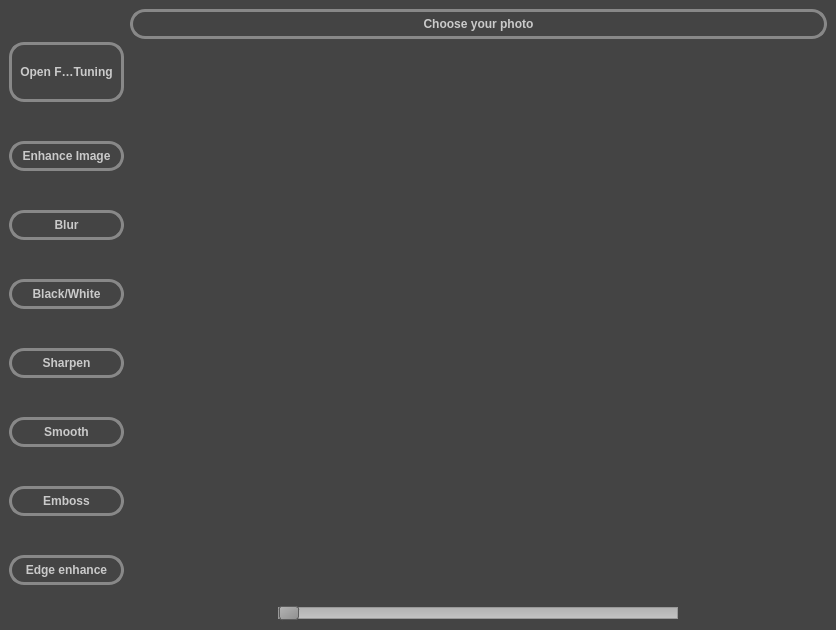
First picture: the form in untitled.ui, repository XBOPb/photo_editor, before the edit.
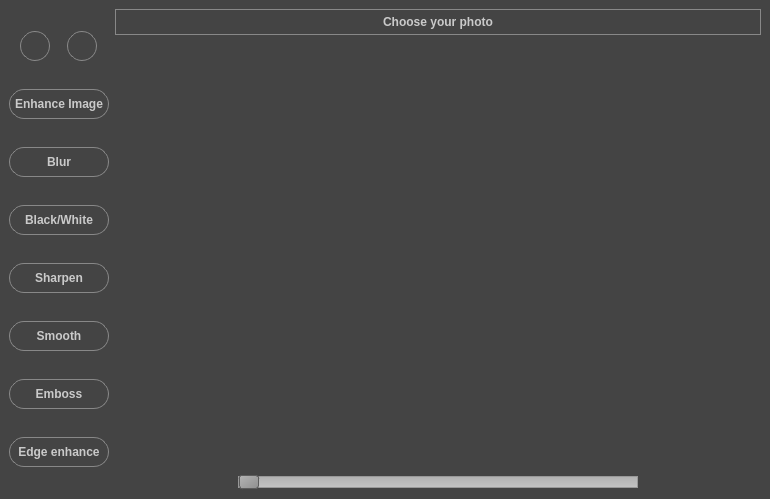
Second picture: the form after the edit. Icons and pictures are not drawn.

Commit message: added undo redo options

Patch:
```diff
--- a/untitled.ui
+++ b/untitled.ui
@@ -6,8 +6,8 @@
    <rect>
     <x>0</x>
     <y>0</y>
-    <width>836</width>
-    <height>630</height>
+    <width>770</width>
+    <height>499</height>
    </rect>
   </property>
   <property name="windowTitle">
@@ -26,54 +26,82 @@
       <item>
        <layout class="QVBoxLayout" name="verticalLayout_4">
         <item>
-         <widget class="QToolButton" name="blur_2">
+         <layout class="QGridLayout" name="gridLayout_2">
+          <item row="0" column="0">
+           <widget class="QPushButton" name="undo">
           <property name="minimumSize">
            <size>
-            <width>115</width>
+              <width>0</width>
             <height>0</height>
            </size>
           </property>
           <property name="maximumSize">
            <size>
-            <width>115</width>
-            <height>60</height>
+              <width>30</width>
+              <height>30</height>
            </size>
           </property>
           <property name="styleSheet">
-           <string notr="true">QToolButton {
+             <string notr="true">QPushButton {
 	color: #CACACA;
 	font-weight: bold;
-	border: 3px solid white;
+	border: 1px solid white;
     border-color: #888888;
 	padding: 5px;
     border-radius: 15px;
     background-color: #444444;
-    min-width: 80px;
 }</string>
           </property>
           <property name="text">
-           <string>Open Fine Tuning</string>
+             <string/>
           </property>
           <property name="icon">
            <iconset>
-            <normaloff>crown.png</normaloff>crown.png</iconset>
-          </property>
-          <property name="iconSize">
+              <normaloff>undo.png</normaloff>undo.png</iconset>
+            </property>
+           </widget>
+          </item>
+          <item row="0" column="1">
+           <widget class="QPushButton" name="redo">
+            <property name="minimumSize">
            <size>
-            <width>32</width>
-            <height>32</height>
-           </size>
-          </property>
-          <property name="toolButtonStyle">
-           <enum>Qt::ToolButtonTextUnderIcon</enum>
-          </property>
-         </widget>
+              <width>0</width>
+              <height>0</height>
+             </size>
+            </property>
+            <property name="maximumSize">
+             <size>
+              <width>30</width>
+              <height>30</height>
+             </size>
+            </property>
+            <property name="styleSheet">
+             <string notr="true">QPushButton {
+	color: #CACACA;
+	font-weight: bold;
+	border: 1px solid white;
+    border-color: #888888;
+	padding: 5px;
+    border-radius: 15px;
+    background-color: #444444;
+}</string>
+            </property>
+            <property name="text">
+             <string/>
+            </property>
+            <property name="icon">
+             <iconset>
+              <normaloff>undo.png</normaloff>undo.png</iconset>
+            </property>
+           </widget>
+          </item>
+         </layout>
         </item>
         <item>
          <widget class="QPushButton" name="enhance">
           <property name="minimumSize">
            <size>
-            <width>96</width>
+            <width>115</width>
             <height>0</height>
            </size>
           </property>
@@ -87,7 +115,7 @@
            <string notr="true">QPushButton {
 	color: #CACACA;
 	font-weight: bold;
-	border: 3px solid white;
+	border: 1px solid white;
     border-color: #888888;
 	padding: 5px;
     border-radius: 15px;
@@ -104,7 +132,7 @@
          <widget class="QPushButton" name="blur">
           <property name="minimumSize">
            <size>
-            <width>96</width>
+            <width>115</width>
             <height>0</height>
            </size>
           </property>
@@ -118,7 +146,7 @@
            <string notr="true">QPushButton {
 	color: #CACACA;
 	font-weight: bold;
-	border: 3px solid white;
+	border: 1px solid white;
     border-color: #888888;
 	padding: 5px;
     border-radius: 15px;
@@ -135,7 +163,7 @@
          <widget class="QPushButton" name="black_white">
           <property name="minimumSize">
            <size>
-            <width>96</width>
+            <width>115</width>
             <height>0</height>
            </size>
           </property>
@@ -149,7 +177,7 @@
            <string notr="true">QPushButton {
 	color: #CACACA;
 	font-weight: bold;
-	border: 3px solid white;
+	border: 1px solid white;
     border-color: #888888;
 	padding: 5px;
     border-radius: 15px;
@@ -166,7 +194,7 @@
          <widget class="QPushButton" name="sharpen">
           <property name="minimumSize">
            <size>
-            <width>96</width>
+            <width>115</width>
             <height>0</height>
            </size>
           </property>
@@ -180,7 +208,7 @@
            <string notr="true">QPushButton {
 	color: #CACACA;
 	font-weight: bold;
-	border: 3px solid white;
+	border: 1px solid white;
     border-color: #888888;
 	padding: 5px;
     border-radius: 15px;
@@ -197,7 +225,7 @@
          <widget class="QPushButton" name="smooth">
           <property name="minimumSize">
            <size>
-            <width>96</width>
+            <width>115</width>
             <height>0</height>
            </size>
           </property>
@@ -211,7 +239,7 @@
            <string notr="true">QPushButton {
 	color: #CACACA;
 	font-weight: bold;
-	border: 3px solid white;
+	border: 1px solid white;
     border-color: #888888;
 	padding: 5px;
     border-radius: 15px;
@@ -228,7 +256,7 @@
          <widget class="QPushButton" name="emboss">
           <property name="minimumSize">
            <size>
-            <width>96</width>
+            <width>115</width>
             <height>0</height>
            </size>
           </property>
@@ -242,7 +270,7 @@
            <string notr="true">QPushButton {
 	color: #CACACA;
 	font-weight: bold;
-	border: 3px solid white;
+	border: 1px solid white;
     border-color: #888888;
 	padding: 5px;
     border-radius: 15px;
@@ -259,7 +287,7 @@
          <widget class="QPushButton" name="edge_enhance">
           <property name="minimumSize">
            <size>
-            <width>96</width>
+            <width>115</width>
             <height>0</height>
            </size>
           </property>
@@ -273,7 +301,7 @@
            <string notr="true">QPushButton {
 	color: #CACACA;
 	font-weight: bold;
-	border: 3px solid white;
+	border: 1px solid white;
     border-color: #888888;
 	padding: 5px;
     border-radius: 15px;
@@ -296,7 +324,7 @@
            <string notr="true">QPushButton {
 	color: #CACACA;
 	font-weight: bold;
-	border: 3px solid white;
+	border: 1px solid white;
     border-color: #888888;
 	padding: 5px;
     border-radius: 15px;
```
Lines whose indentation alone changed are shown as unchanged. The commit also changes 4 other files.
